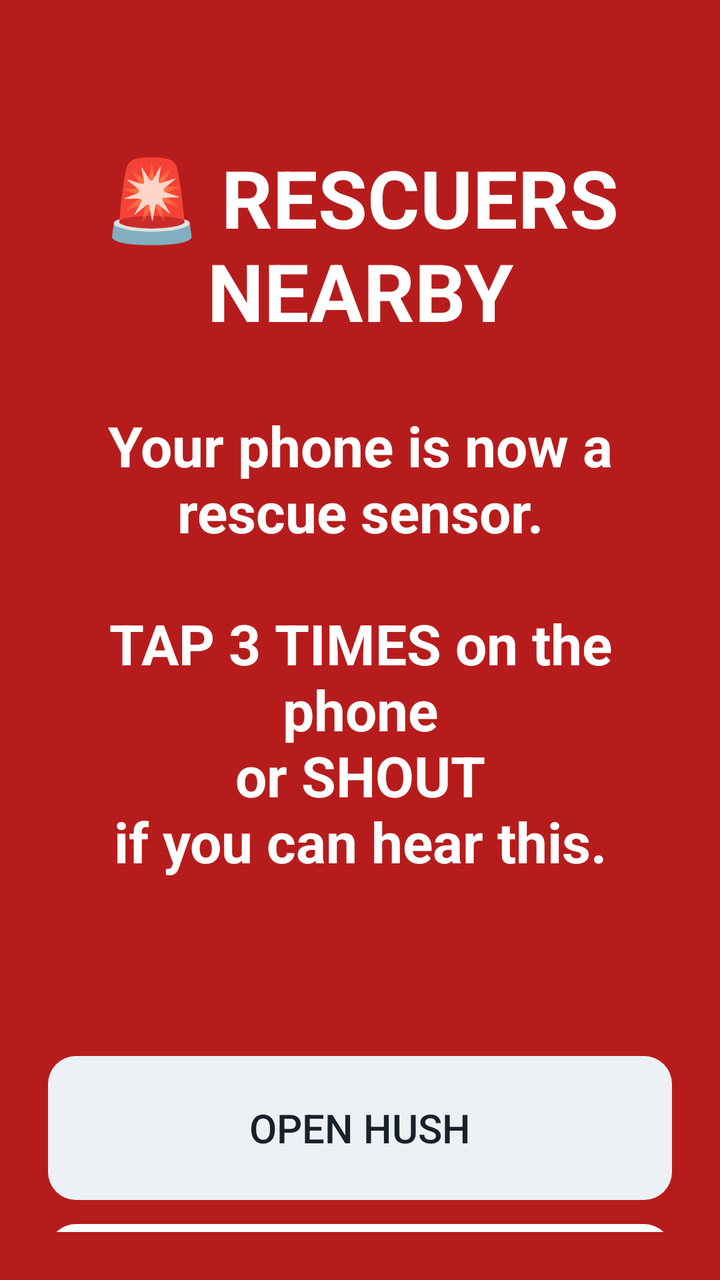
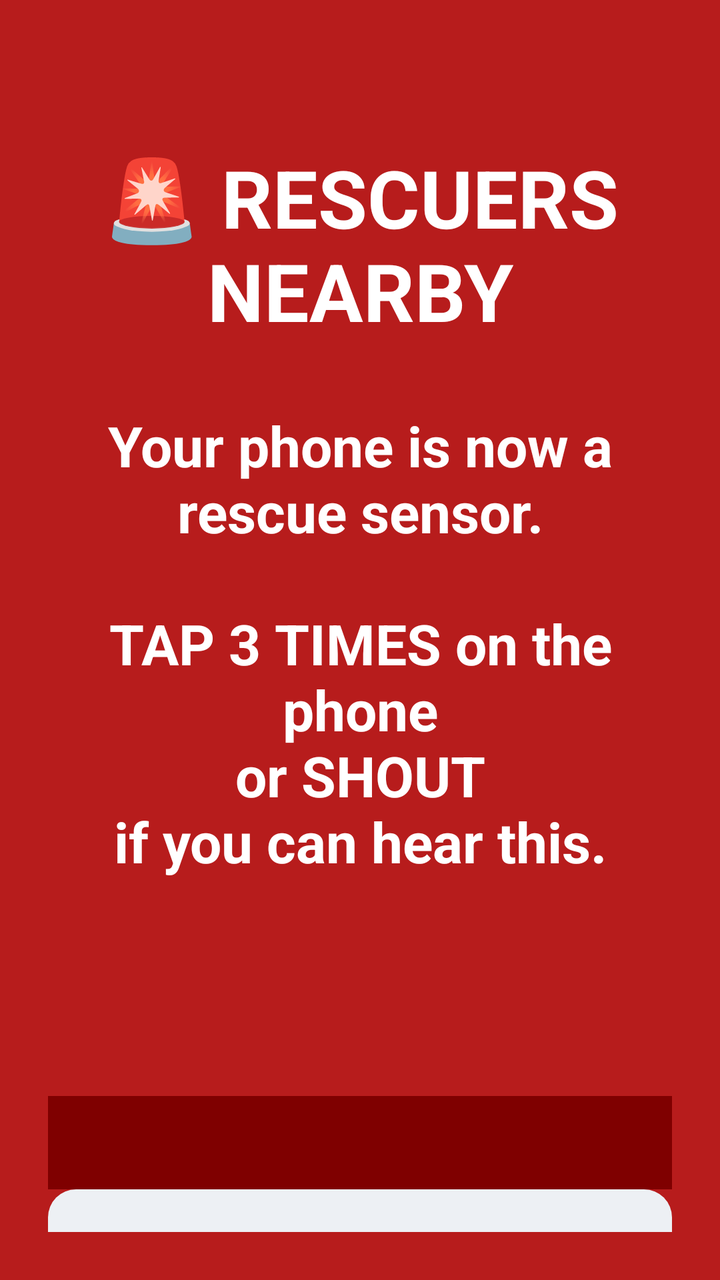

The first picture is an Android layout as it rendered before a commit; the second is the same layout after the commit. The layout source and the unified diff follow.
<!-- AndroidManifest.xml: application theme Theme.Hush -->
<!-- res/layout/activity_beacon.xml -->
<?xml version="1.0" encoding="utf-8"?>
<LinearLayout xmlns:android="http://schemas.android.com/apk/res/android"
    android:layout_width="match_parent"
    android:layout_height="match_parent"
    android:background="#B71C1C"
    android:gravity="center_horizontal"
    android:orientation="vertical"
    android:padding="24dp">

    <TextView
        android:layout_width="wrap_content"
        android:layout_height="wrap_content"
        android:layout_marginTop="48dp"
        android:gravity="center"
        android:text="@string/beacon_title"
        android:textColor="#FFFFFF"
        android:textSize="40sp"
        android:textStyle="bold" />

    <TextView
        android:layout_width="match_parent"
        android:layout_height="wrap_content"
        android:layout_marginTop="32dp"
        android:gravity="center"
        android:text="@string/beacon_body"
        android:textColor="#FFFFFF"
        android:textSize="28sp"
        android:textStyle="bold" />

    <TextView
        android:id="@+id/beaconStatus"
        android:layout_width="match_parent"
        android:layout_height="wrap_content"
        android:layout_marginTop="32dp"
        android:gravity="center"
        android:textColor="#FFEB3B"
        android:textSize="20sp" />

    <TextView
        android:id="@+id/beaconCommander"
        android:layout_width="match_parent"
        android:layout_height="wrap_content"
        android:layout_marginTop="8dp"
        android:gravity="center"
        android:textColor="#FFCDD2"
        android:textSize="16sp" />

    <View
        android:layout_width="0dp"
        android:layout_height="0dp"
        android:layout_weight="1" />

    <Button
        android:id="@+id/btnBeaconOpen"
        android:layout_width="match_parent"
        android:layout_height="72dp"
        android:layout_marginBottom="12dp"
        android:text="@string/beacon_open"
        android:textSize="20sp" />

    <Button
        android:id="@+id/btnBeaconSafe"
        android:layout_width="match_parent"
        android:layout_height="72dp"
        android:layout_marginBottom="24dp"
        android:backgroundTint="#FFFFFF"
        android:text="@string/beacon_safe"
        android:textColor="#B71C1C"
        android:textSize="20sp" />
</LinearLayout>
<!-- resources referenced by this layout -->
<resources>
  <string name="beacon_body">Your phone is now a rescue sensor.\n\nTAP 3 TIMES on the phone\nor SHOUT\nif you can hear this.</string>
  <string name="beacon_open">OPEN HUSH</string>
  <string name="beacon_safe">I AM SAFE · STOP</string>
  <string name="beacon_title">🚨 RESCUERS NEARBY</string>
  <style name="Theme.Hush" parent="Theme.AppCompat.Light.NoActionBar">
          <item name="colorPrimary">@color/primary</item>
          <item name="colorPrimaryDark">@color/bg</item>
          <item name="colorAccent">@color/primary</item>
          <item name="colorControlActivated">@color/primary</item>
          <item name="android:windowBackground">@color/bg</item>
          <item name="android:statusBarColor">@color/bg</item>
          <item name="android:navigationBarColor">@color/bg</item>
          <item name="android:windowLightStatusBar">true</item>
          <item name="android:windowLightNavigationBar">true</item>
          <item name="android:textColorPrimary">@color/text</item>
          <item name="android:textColorSecondary">@color/text_secondary</item>
          <item name="android:textColor">@color/text</item>
          <item name="buttonStyle">@style/Widget.Hush.Button</item>
          <item name="android:buttonStyle">@style/Widget.Hush.Button</item>
      </style>
  <color name="primary">#1F5FAE</color>
  <color name="bg">#F3F5F8</color>
  <color name="text">#18212B</color>
  <color name="text_secondary">#5B6776</color>
  <style name="Widget.Hush.Button" parent="Widget.AppCompat.Button">
          <item name="android:background">@drawable/btn_secondary</item>
          <item name="android:textColor">@color/btn_text_secondary</item>
          <item name="android:textAllCaps">false</item>
          <item name="android:textSize">16sp</item>
          <item name="android:fontFamily">sans-serif-medium</item>
          <item name="android:minHeight">52dp</item>
          <item name="android:paddingStart">16dp</item>
          <item name="android:paddingEnd">16dp</item>
          <item name="android:stateListAnimator">@null</item>
      </style>
  <!-- drawable btn_secondary (drawable) -->
  <?xml version="1.0" encoding="utf-8"?>
  <selector xmlns:android="http://schemas.android.com/apk/res/android">
      <item android:state_enabled="false">
          <shape android:shape="rectangle"><solid android:color="@color/surface_muted" /><corners android:radius="14dp" /></shape>
      </item>
      <item android:state_pressed="true">
          <shape android:shape="rectangle"><solid android:color="@color/outline" /><corners android:radius="14dp" /></shape>
      </item>
      <item>
          <shape android:shape="rectangle"><solid android:color="@color/surface_muted" /><corners android:radius="14dp" /></shape>
      </item>
  </selector>
  <color name="surface_muted">#EDF0F4</color>
  <color name="outline">#DDE2E8</color>
</resources>

<!-- the commit's change to res/layout/activity_beacon.xml (unified diff, before → after) -->
@@ -45,6 +45,18 @@
         android:textColor="#FFCDD2"
         android:textSize="16sp" />
 
+    <TextView
+        android:id="@+id/beaconSos"
+        android:layout_width="match_parent"
+        android:layout_height="wrap_content"
+        android:layout_marginTop="20dp"
+        android:background="#7F0000"
+        android:gravity="center"
+        android:padding="12dp"
+        android:textColor="#FFFFFF"
+        android:textSize="17sp"
+        android:textStyle="bold" />
+
     <View
         android:layout_width="0dp"
         android:layout_height="0dp"
